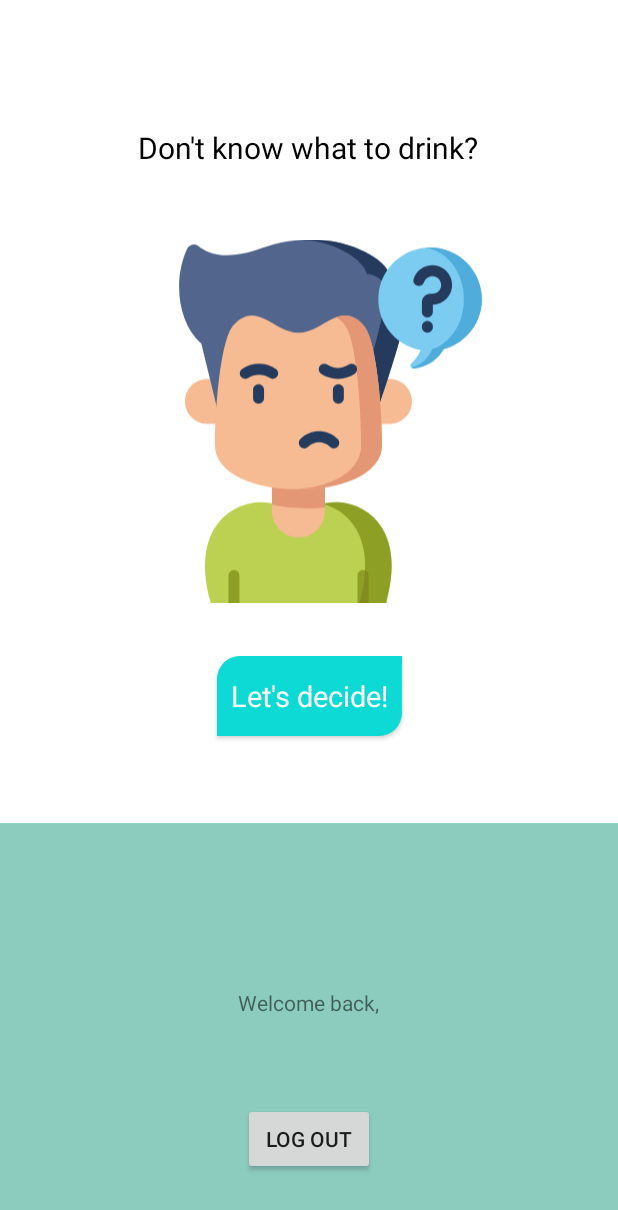
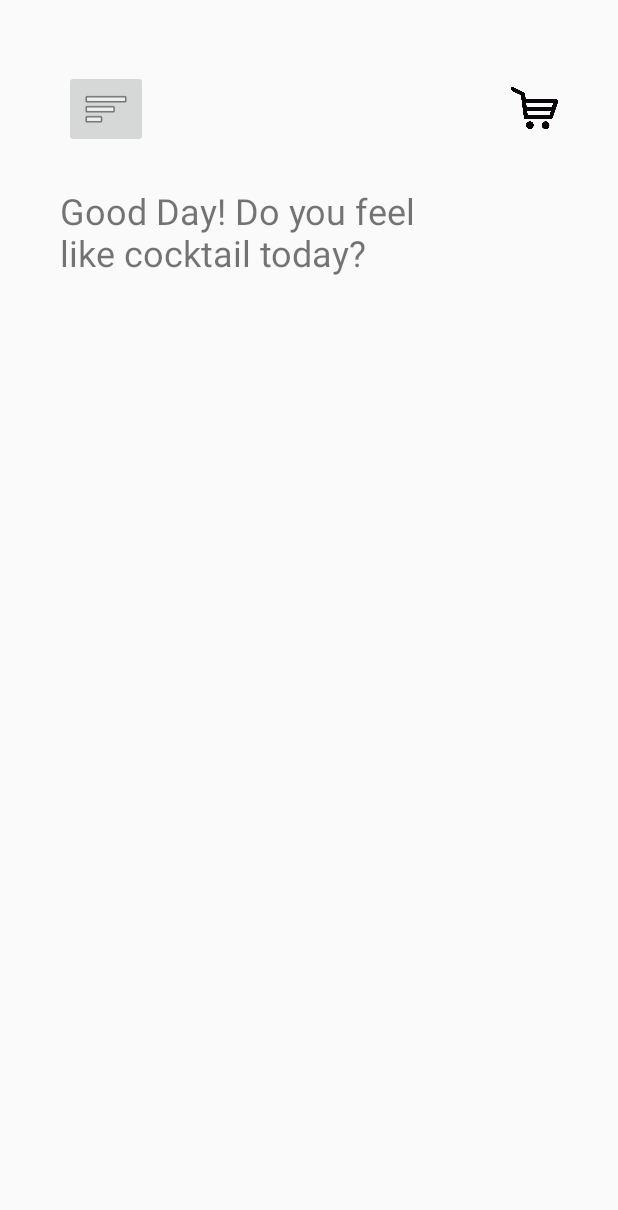
Before and after one commit to vas-dav/Mix-Tails-Android-App, an Android app: the SignupConfirmationScreen screen opened directly, with no data from a screen before it, after a tap on "Explore", on a phone screen of 412 x 824 dp. Shown: the top 1210 px of the screen. Run offline under Robolectric (Android 15) with nearby library versions, the phone set to English and light mode, and no system bars.

Commit message:
welcome page added
in this commit:
- welcome page added
- edit the function for explore button (go to welcome page instead of going back to app launching)
- UI updates on login.xml, welcome page.xml, signup.xml
- Android Manifest updated as new activity was added

```diff
--- /dev/null
+++ b/App/app/src/main/java/com/example/mix_tailsapp/AppWelcomePage.java
@@ -0,0 +1,14 @@
+package com.example.mix_tailsapp;
+
+import androidx.appcompat.app.AppCompatActivity;
+
+import android.os.Bundle;
+
+public class AppWelcomePage extends AppCompatActivity {
+
+    @Override
+    protected void onCreate(Bundle savedInstanceState) {
+        super.onCreate(savedInstanceState);
+        setContentView(R.layout.activity_app_welcome_page);
+    }
+}
--- a/App/app/src/main/java/com/example/mix_tailsapp/SignupActivity.java
+++ b/App/app/src/main/java/com/example/mix_tailsapp/SignupActivity.java
@@ -10,6 +10,8 @@ import android.os.Bundle;
 import android.widget.Button;
 import android.widget.EditText;
 import android.widget.TextView;
+
+import static com.example.mix_tailsapp.R.color.red;
 
 public class SignupActivity extends AppCompatActivity {
     //Declaring keys for sharedPreferences
@@ -53,10 +55,10 @@ public class SignupActivity extends AppCompatActivity {
                 startActivity(conf);
             }
         }
-        //Annie, please, change the style of the following text (color, size) as you wish [DELETE LINE 56 AFTER IT'S DONE]
         else {
             signUp.setText("Passwords doesn't match :(");
-            confirm_password.setTextColor(R.color.red);
+            signUp.setTextSize(25);
+            confirm_password.setTextColor(red);
         }
 
     }
--- a/App/app/src/main/java/com/example/mix_tailsapp/SignupConfirmationScreen.java
+++ b/App/app/src/main/java/com/example/mix_tailsapp/SignupConfirmationScreen.java
@@ -4,9 +4,7 @@ import androidx.appcompat.app.AppCompatActivity;
 
 import android.content.Intent;
 import android.os.Bundle;
-import android.view.View;
 import android.widget.Button;
-import android.widget.TextView;
 
 public class SignupConfirmationScreen extends AppCompatActivity {
 
@@ -16,10 +14,10 @@ public class SignupConfirmationScreen extends AppCompatActivity {
         setContentView(R.layout.activity_signup__confirmation_screen);
 
         //A function for returning back on the mainMenu
-      Button returnButton = (Button)findViewById(R.id.endSubscription);
+      Button returnButton = (Button)findViewById(R.id.exploreBtn);
       returnButton.setOnClickListener(v -> {
-          Intent goBack = new Intent(SignupConfirmationScreen.this, AppLaunching.class);
-          startActivity(goBack);
+          Intent goToWelcomePage = new Intent(SignupConfirmationScreen.this, AppWelcomePage.class);
+          startActivity(goToWelcomePage);
       });
 
     }
--- /dev/null
+++ b/App/app/src/main/res/layout/activity_app_welcome_page.xml
@@ -0,0 +1,49 @@
+<?xml version="1.0" encoding="utf-8"?>
+<ScrollView xmlns:android="http://schemas.android.com/apk/res/android"
+    xmlns:app="http://schemas.android.com/apk/res-auto"
+    xmlns:tools="http://schemas.android.com/tools"
+    android:layout_height="match_parent"
+    android:layout_width="match_parent">
+
+
+    <androidx.constraintlayout.widget.ConstraintLayout
+        android:layout_width="match_parent"
+        android:layout_height="wrap_content"
+        android:padding="40dp">
+
+        <ImageButton
+            android:id="@+id/menuBtn"
+            android:layout_width="wrap_content"
+            android:layout_height="wrap_content"
+            app:layout_constraintBottom_toTopOf="@+id/textView7"
+            app:layout_constraintEnd_toStartOf="@+id/cartImage"
+            app:layout_constraintHorizontal_bias="0.011"
+            app:layout_constraintStart_toStartOf="parent"
+            app:layout_constraintTop_toTopOf="parent"
+            app:layout_constraintVertical_bias="0.21"
+            app:srcCompat="@android:drawable/ic_menu_sort_by_size" />
+
+        <ImageView
+            android:id="@+id/cartImage"
+            android:layout_width="31dp"
+            android:layout_height="32dp"
+            android:layout_marginTop="16dp"
+            app:layout_constraintEnd_toEndOf="parent"
+            app:layout_constraintTop_toTopOf="parent"
+            app:srcCompat="@drawable/shopping_cart" />
+
+        <TextView
+            android:id="@+id/textView7"
+            android:layout_width="268dp"
+            android:layout_height="77dp"
+            android:layout_marginTop="84dp"
+            android:fontFamily="@font/cabin_bold"
+            android:text="@string/welcome_question"
+            android:textSize="24sp"
+            app:layout_constraintEnd_toEndOf="parent"
+            app:layout_constraintHorizontal_bias="0.0"
+            app:layout_constraintStart_toStartOf="parent"
+            app:layout_constraintTop_toTopOf="parent" />
+
+    </androidx.constraintlayout.widget.ConstraintLayout>
+</ScrollView>
--- a/App/app/src/main/res/layout/activity_signup__confirmation_screen.xml
+++ b/App/app/src/main/res/layout/activity_signup__confirmation_screen.xml
@@ -18,7 +18,8 @@
         app:layout_constraintEnd_toEndOf="parent"
         app:layout_constraintHorizontal_bias="0.498"
         app:layout_constraintStart_toStartOf="parent"
-        app:tint="@color/purple_500" />
+        app:tint="@color/purple_500"
+        android:contentDescription="@string/imgViewContentDesscription" />
 
     <TextView
         android:id="@+id/welcome_text"
@@ -37,7 +38,7 @@
     <Button
         android:layout_width="164dp"
         android:layout_height="51dp"
-        android:id="@+id/endSubscription"
+        android:id="@+id/exploreBtn"
         android:layout_marginTop="140dp"
         android:background="@drawable/normal_btn"
         android:fontFamily="sans-serif-black"
--- a/App/app/src/main/res/values/strings.xml
+++ b/App/app/src/main/res/values/strings.xml
@@ -66,5 +66,7 @@
     <string name="Choose_one">Choose-one</string>
     <string name="imgViewContentDescription">contentDescription</string>
     <string name="sign_in_text">SIGN IN</string>
+    <string name="welcome_question">Good Day! Do you feel like cocktail today?</string>
+    <string name="imgViewContentDesscription">Content Description</string>
 
 </resources>
```
Also changed, not shown: App/app/src/main/AndroidManifest.xml (+7 -4 lines), App/app/src/main/res/layout/activity_login.xml (+6 -4 lines), App/app/src/main/res/drawable/shopping_cart.png (added).
